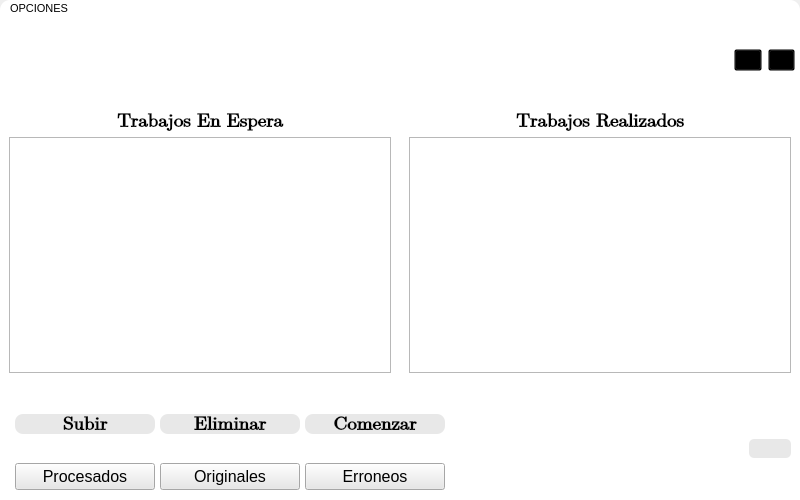
This is App/Front/V_KWRB.ui in LAngelVp/ProccessRMPG73 as Qt 5 draws it before an edit. The edited form follows.
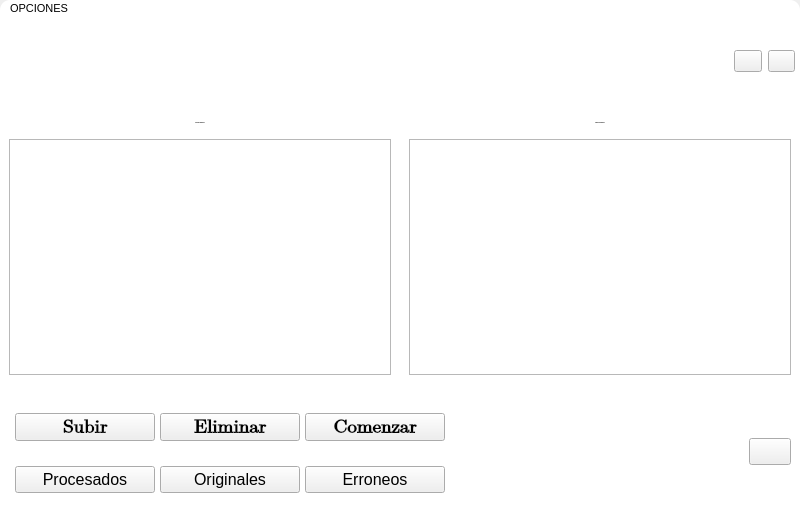
This is the edited form. Icons and pictures are not drawn.

```diff
--- a/App/Front/V_KWRB.ui
+++ b/App/Front/V_KWRB.ui
@@ -7,83 +7,66 @@
     <x>0</x>
     <y>0</y>
     <width>800</width>
-    <height>500</height>
+    <height>520</height>
    </rect>
   </property>
   <property name="minimumSize">
    <size>
     <width>800</width>
-    <height>500</height>
+    <height>520</height>
    </size>
   </property>
   <property name="maximumSize">
    <size>
     <width>800</width>
-    <height>500</height>
+    <height>520</height>
    </size>
   </property>
   <property name="windowTitle">
    <string>KENWORTH RIO BRAVO</string>
   </property>
   <property name="styleSheet">
-   <string notr="true">#WPrincipal{
+   <string notr="true">#Kenworth_Rio_Bravo{
+min-width: 800px;
+min-height:520px;
+max-width: 800px;
+max-height:520px;
+}
+#WPrincipal{
 background-color: rgb(255, 255, 255);
 }
-#btnSubir{
-background-color: rgb(232, 232, 232);
-border-radius:8px;
+[objectName^=&quot;btc_btc&quot;]{
+background-color: transparent;
+border-radius:none;
+width:35px;
+height:35px;
 }
-#btnSubir::Hover{
-background-color: rgb(209, 209, 209);
+[objectName^=&quot;btc_btc&quot;]:hover{
+	background-color: rgb(209, 209, 209);
+	color: rgb(0, 0, 0);
+	border-radius:4px;
 }
-#btnEliminar{
-background-color: rgb(232, 232, 232);
-border-radius:8px;
+[objectName^=&quot;Tabla&quot;]{
+	background-color: rgb(255, 255, 255);
+	border: 1px solid;
 }
-#btnEliminar::Hover{
-background-color: rgb(209, 209, 209);
+[objectName^=&quot;txt&quot;]{
+	font-family: Arial;
+	color: rgb(0, 0, 0);
+	font-size: 20px;
 }
-#btnComenzar{
-background-color: rgb(232, 232, 232);
-border-radius:8px;
+[objectName^=&quot;btn_btn&quot;]{
+	background-color: rgb(145, 145, 145);
+	border-radius:4px;
+	color: rgb(0, 0, 0);
+	height:35px;
 }
-#btnComenzar::Hover{
-background-color: rgb(209, 209, 209);
-}
-#btn_Procesados{
-background-color: rgb(232, 232, 232);
-}
-#btn_Procesados::hover{
-background-color: rgb(209, 209, 209);
-}
-#btn_Originales{
-background-color: rgb(232, 232, 232);
-}
-#btn_Originales::hover{
-background-color: rgb(209, 209, 209);
-}
-#btn_Errores{
-background-color: rgb(232, 232, 232);
-}
-#btn_Errores::hover{
-background-color: rgb(209, 209, 209);
-}
-#btnAyuda{
-background-color: rgb(232, 232, 232);
-border-radius:5px;
-}
-#btnAyuda::hover{
-background-color: rgb(209, 209, 209);
-}
-#btnMinimizar{
-background-color: transparent;
-}
-
-#btnCerrar{
-background-color: transparent;
+[objectName^=&quot;btn_btn&quot;]:hover{
+	background-color:  rgb(209, 209, 209);
 }
 #menuBar{
 background-color: rgb(255, 255, 255);
+color: rgb(0, 0, 0);
 border-top-left-radius: 10px;
 border-top-right-radius: 10px;
 }</string>
@@ -91,14 +74,14 @@
   <widget class="QWidget" name="WPrincipal">
    <property name="minimumSize">
     <size>
-     <width>800</width>
-     <height>500</height>
+     <width>0</width>
+     <height>0</height>
     </size>
    </property>
    <property name="maximumSize">
     <size>
-     <width>800</width>
-     <height>500</height>
+     <width>16777215</width>
+     <height>16777215</height>
     </size>
    </property>
    <property name="styleSheet">
@@ -139,7 +122,7 @@
         <number>0</number>
        </property>
        <property name="leftMargin">
-        <number>5</number>
+        <number>15</number>
        </property>
        <property name="topMargin">
         <number>0</number>
@@ -331,8 +314,8 @@
             </property>
             <property name="font">
              <font>
-              <family>Cambria Math</family>
-              <pointsize>14</pointsize>
+              <family>Arial</family>
+              <pointsize>-1</pointsize>
               <weight>75</weight>
               <bold>true</bold>
              </font>
@@ -370,8 +353,8 @@
             </property>
             <property name="font">
              <font>
-              <family>Cambria Math</family>
-              <pointsize>14</pointsize>
+              <family>Arial</family>
+              <pointsize>-1</pointsize>
               <weight>75</weight>
               <bold>true</bold>
              </font>
```
Left out of the diff: 35 changed lines with no effect on the pictures.
